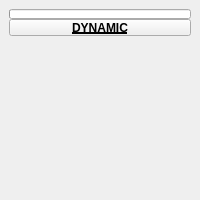
First picture: the form in tentacle/ui/uiLevel_3/dynLayout.ui, repository m3trik/tentacle, before the edit.
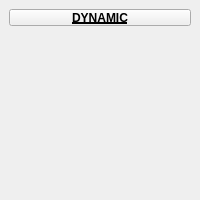
Second picture: the form after the edit. Custom widgets are drawn as their Qt base class.

What changed in the file:
```diff
--- a/tentacle/ui/uiLevel_3/dynLayout.ui
+++ b/tentacle/ui/uiLevel_3/dynLayout.ui
@@ -81,35 +81,7 @@
       <property name="spacing">
        <number>0</number>
       </property>
-      <item row="0" column="1" colspan="2">
-       <widget class="ProgressBar" name="progressBar">
-        <property name="sizePolicy">
-         <sizepolicy hsizetype="Ignored" vsizetype="Fixed">
-          <horstretch>0</horstretch>
-          <verstretch>0</verstretch>
-         </sizepolicy>
-        </property>
-        <property name="minimumSize">
-         <size>
-          <width>0</width>
-          <height>10</height>
-         </size>
-        </property>
-        <property name="maximumSize">
-         <size>
-          <width>16777215</width>
-          <height>10</height>
-         </size>
-        </property>
-        <property name="value">
-         <number>0</number>
-        </property>
-        <property name="textVisible">
-         <bool>false</bool>
-        </property>
-       </widget>
-      </item>
-      <item row="2" column="1" colspan="2">
+      <item row="1" column="1" colspan="2">
        <layout class="QHBoxLayout" name="horizontalLayout">
         <item>
          <widget class="QStackedWidget" name="stackedWidget">
@@ -120,7 +92,7 @@
         </item>
        </layout>
       </item>
-      <item row="1" column="1" colspan="2">
+      <item row="0" column="1" colspan="2">
        <widget class="PushButtonDraggable" name="draggable_header">
         <property name="minimumSize">
          <size>
@@ -160,11 +132,6 @@
    <extends>QPushButton</extends>
    <header>widgets.pushbuttondraggable.h</header>
   </customwidget>
-  <customwidget>
-   <class>ProgressBar</class>
-   <extends>QProgressBar</extends>
-   <header>widgets.progressbar.h</header>
-  </customwidget>
  </customwidgets>
  <resources/>
  <connections/>
```
